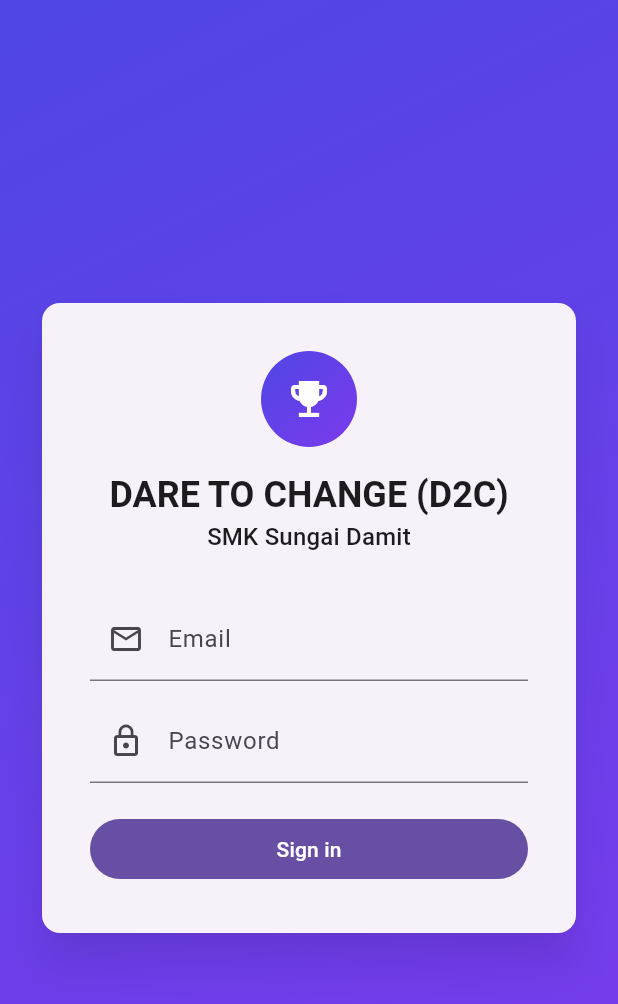
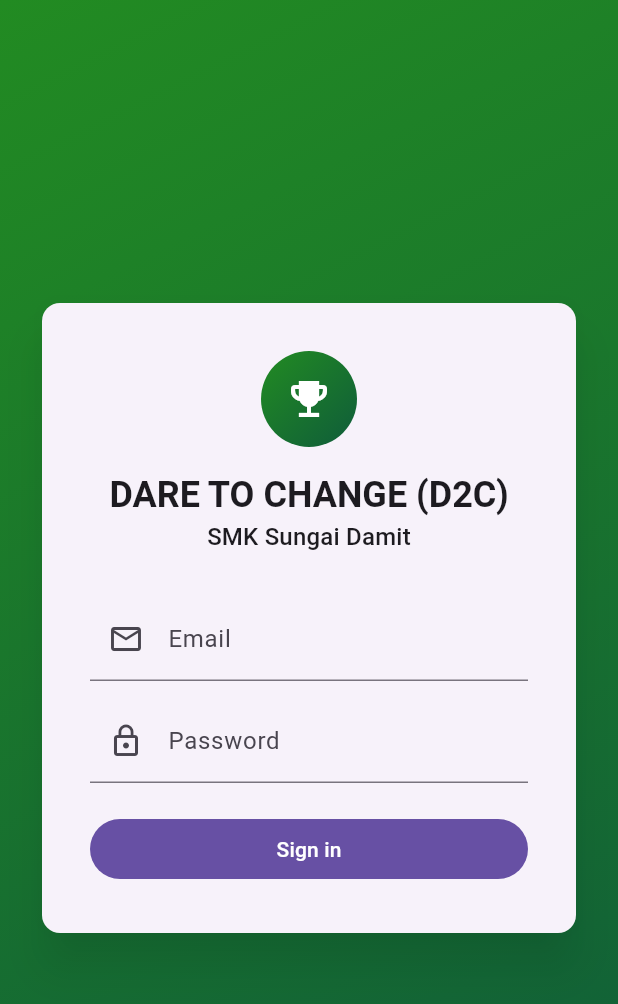
Before and after one commit to cgfusion/summit, a Flutter app: the SignInScreen screen opened directly, on a phone screen of 412 x 824 dp. Shown: the top 1004 px of the screen. Run offline on Flutter 3.47's test engine with Material 3 defaults, Android fonts, the light colour scheme and no system bars; our stand-ins replace flutter_riverpod, go_router, supabase_flutter; missing offline and left inert: dart:html, mobile_scanner; accounts and stored records are empty.

Commit message:
Switch theme to forest green
Demonstrates the one-file, two-constant color change described to the
user -- seedColor/gradientEndColor in app_theme.dart, everything else
(both light and dark ColorScheme, every screen's Cards/Chips/Buttons)
derives from these automatically.

```diff
--- a/app/lib/core/theme/app_theme.dart
+++ b/app/lib/core/theme/app_theme.dart
@@ -3,8 +3,8 @@
 class AppTheme {
   AppTheme._();
 
-  static const seedColor = Color(0xFF4F46E5);
-  static const gradientEndColor = Color(0xFF7C3AED);
+  static const seedColor = Color(0xFF228B22);
+  static const gradientEndColor = Color(0xFF0F5C3A);
 
   static const heroGradient = LinearGradient(
     begin: Alignment.topLeft,
```
